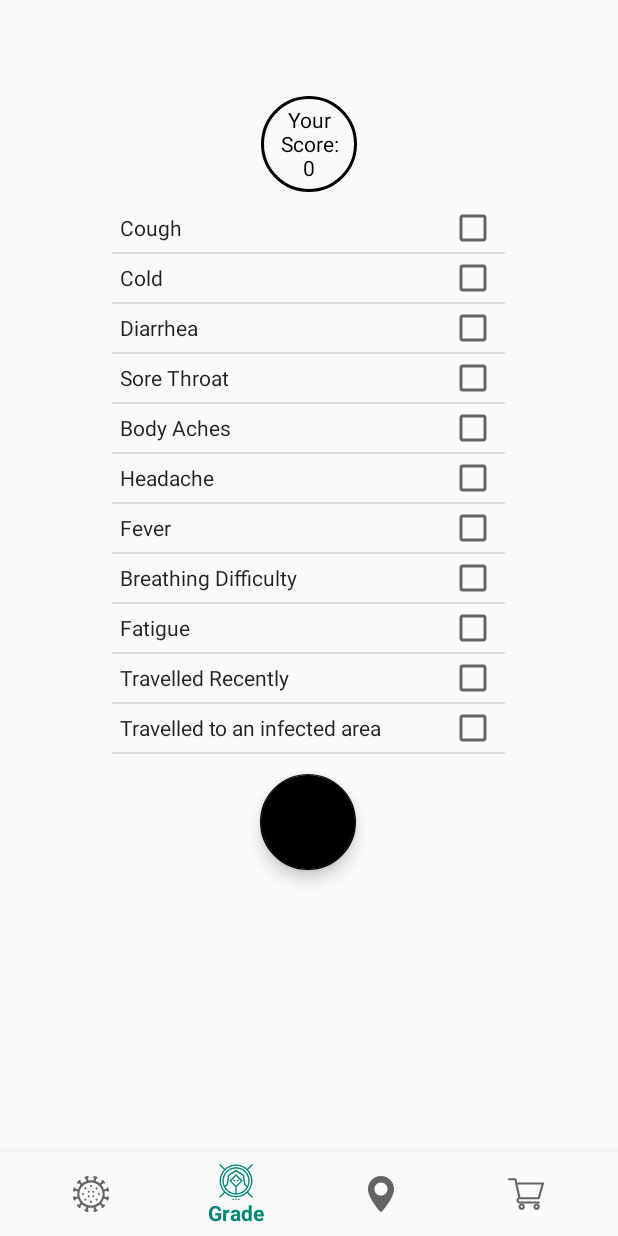
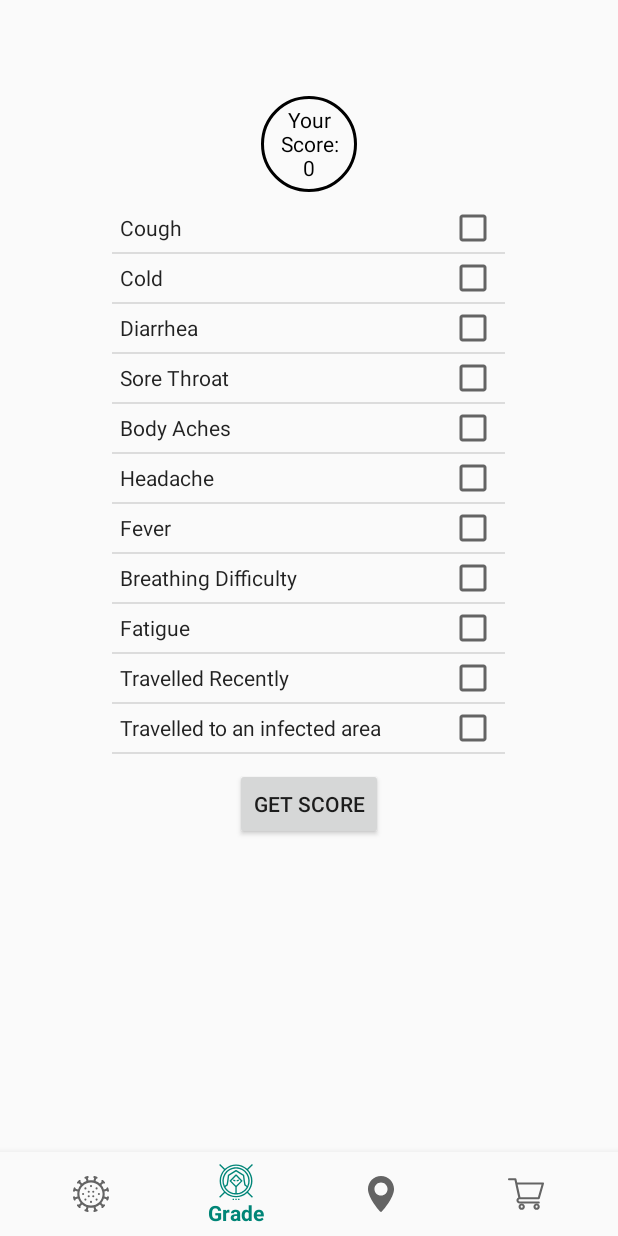
Before and after one commit to kingtvarshin/Covid19_hackacrisisapp, an Android app: the screen it shows after launch (MainActivity), on a phone screen of 412 x 824 dp. Run offline under Robolectric (Android 15) with nearby library versions, the phone set to English and light mode, and no system bars; our stand-ins replace navigation-ui.

Commit message:
replaced fab with button

```diff
--- a/app/src/main/java/com/example/covid19tracker/ui/home/HomeFragment.java
+++ b/app/src/main/java/com/example/covid19tracker/ui/home/HomeFragment.java
@@ -6,6 +6,7 @@ import android.view.View;
 import android.view.ViewGroup;
 import android.widget.AdapterView;
 import android.widget.ArrayAdapter;
+import android.widget.Button;
 import android.widget.ListView;
 import android.widget.TextView;
 import android.widget.Toast;
@@ -43,15 +44,15 @@ public class HomeFragment extends Fragment {
 
         ((AppCompatActivity) getActivity()).getSupportActionBar().hide();
 
-        FloatingActionButton fab = root.findViewById(R.id.btshow);
-        fab.setOnClickListener(new View.OnClickListener() {
+        Button showButton = root.findViewById(R.id.btshow);
+        showButton.setOnClickListener(new View.OnClickListener() {
             @Override
             public void onClick(View view) {
-                Integer score=0;
+                int score=0;
                 for(String item:selectedItems){
                     score=score + returnScoreValue(item);
                 }
-                String display = "Your Score:\n"+String.valueOf(score);
+                String display = "Your Score:\n"+ score;
                 textView.setText(display);
                 // Toast.makeText(getActivity(), score.toString(), Toast.LENGTH_LONG).show();
             }
--- a/app/src/main/res/layout/fragment_home.xml
+++ b/app/src/main/res/layout/fragment_home.xml
@@ -57,17 +57,15 @@
 
         </ListView>
 
-        <com.google.android.material.floatingactionbutton.FloatingActionButton
+        <Button
             android:id="@+id/btshow"
-            android:layout_width="64dp"
-            android:layout_height="64dp"
-            android:layout_margin="20dp"
-            android:layout_marginBottom="48dp"
-            app:backgroundTint="#000000"
-            app:layout_constraintBottom_toBottomOf="parent"
+            android:layout_width="wrap_content"
+            android:layout_height="wrap_content"
+            android:layout_marginTop="8dp"
+            android:text="Get Score"
             app:layout_constraintEnd_toEndOf="parent"
-            app:layout_constraintHorizontal_bias="0.498"
-            app:layout_constraintStart_toStartOf="parent" />
+            app:layout_constraintStart_toStartOf="parent"
+            app:layout_constraintTop_toBottomOf="@+id/list_view" />
 
 
     </androidx.constraintlayout.widget.ConstraintLayout>
```
